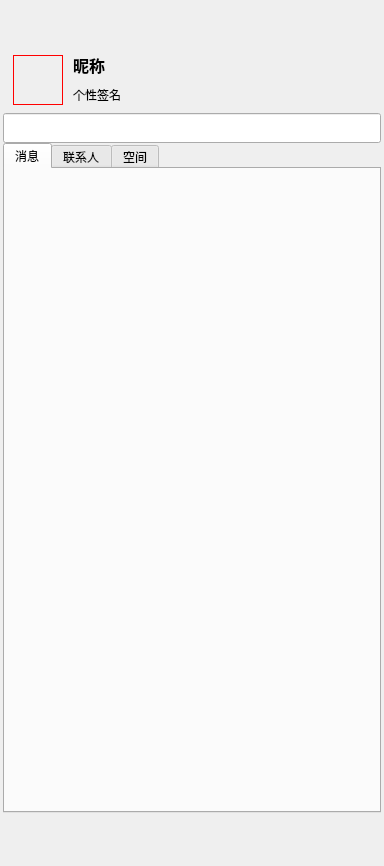
Before: the Qt Designer form MainWidget.ui in NoHearting/MySelfQQ_v2, drawn with Qt 5.
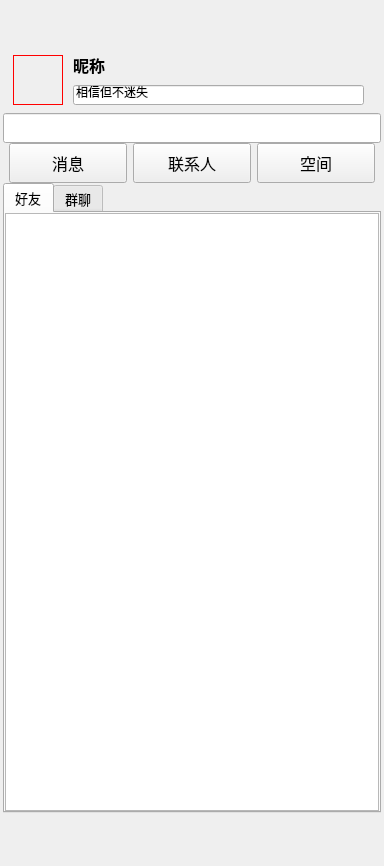
After: the same form once the commit is applied. Icons and pictures are not drawn.

```diff
--- a/MainWidget.ui
+++ b/MainWidget.ui
@@ -232,31 +232,6 @@
              <string/>
             </property>
            </widget>
-           <widget class="QLabel" name="labelSignature">
-            <property name="geometry">
-             <rect>
-              <x>70</x>
-              <y>50</y>
-              <width>281</width>
-              <height>20</height>
-             </rect>
-            </property>
-            <property name="minimumSize">
-             <size>
-              <width>0</width>
-              <height>20</height>
-             </size>
-            </property>
-            <property name="maximumSize">
-             <size>
-              <width>16777215</width>
-              <height>20</height>
-             </size>
-            </property>
-            <property name="text">
-             <string>个性签名</string>
-            </property>
-           </widget>
            <widget class="QLabel" name="labelNickname">
             <property name="geometry">
              <rect>
@@ -295,6 +270,19 @@
              <string>昵称</string>
             </property>
            </widget>
+           <widget class="QLineEdit" name="lineEditSignature">
+            <property name="geometry">
+             <rect>
+              <x>70</x>
+              <y>50</y>
+              <width>291</width>
+              <height>20</height>
+             </rect>
+            </property>
+            <property name="text">
+             <string>相信但不迷失</string>
+            </property>
+           </widget>
           </widget>
          </item>
          <item row="2" column="0">
@@ -380,25 +368,292 @@
           <number>0</number>
          </property>
          <item row="0" column="0">
-          <widget class="QTabWidget" name="tabWidget">
-           <property name="currentIndex">
-            <number>0</number>
+          <widget class="QWidget" name="widgetMiddleTop" native="true">
+           <property name="sizePolicy">
+            <sizepolicy hsizetype="Preferred" vsizetype="Fixed">
+             <horstretch>0</horstretch>
+             <verstretch>0</verstretch>
+            </sizepolicy>
            </property>
-           <widget class="QWidget" name="tabMessage">
-            <attribute name="title">
-             <string>消息</string>
-            </attribute>
-           </widget>
-           <widget class="QWidget" name="tabLinkman">
-            <attribute name="title">
-             <string>联系人</string>
-            </attribute>
-           </widget>
-           <widget class="QWidget" name="tabSpace">
-            <attribute name="title">
-             <string>空间</string>
-            </attribute>
-           </widget>
+           <property name="minimumSize">
+            <size>
+             <width>0</width>
+             <height>40</height>
+            </size>
+           </property>
+           <property name="maximumSize">
+            <size>
+             <width>16777215</width>
+             <height>40</height>
+            </size>
+           </property>
+           <layout class="QGridLayout" name="gridLayout_6">
+            <property name="leftMargin">
+             <number>6</number>
+            </property>
+            <property name="topMargin">
+             <number>0</number>
+            </property>
+            <property name="rightMargin">
+             <number>6</number>
+            </property>
+            <property name="bottomMargin">
+             <number>0</number>
+            </property>
+            <property name="horizontalSpacing">
+             <number>6</number>
+            </property>
+            <property name="verticalSpacing">
+             <number>0</number>
+            </property>
+            <item row="0" column="0">
+             <widget class="QPushButton" name="pushButtonMessage">
+              <property name="minimumSize">
+               <size>
+                <width>0</width>
+                <height>40</height>
+               </size>
+              </property>
+              <property name="maximumSize">
+               <size>
+                <width>16777215</width>
+                <height>40</height>
+               </size>
+              </property>
+              <property name="font">
+               <font>
+                <family>微软雅黑</family>
+                <pointsize>12</pointsize>
+               </font>
+              </property>
+              <property name="text">
+               <string>消息</string>
+              </property>
+              <property name="checkable">
+               <bool>true</bool>
+              </property>
+              <property name="checked">
+               <bool>false</bool>
+              </property>
+              <property name="flat">
+               <bool>false</bool>
+              </property>
+             </widget>
+            </item>
+            <item row="0" column="1">
+             <widget class="QPushButton" name="pushButtonLinkman">
+              <property name="minimumSize">
+               <size>
+                <width>0</width>
+                <height>40</height>
+               </size>
+              </property>
+              <property name="maximumSize">
+               <size>
+                <width>16777215</width>
+                <height>40</height>
+               </size>
+              </property>
+              <property name="font">
+               <font>
+                <family>微软雅黑</family>
+                <pointsize>12</pointsize>
+               </font>
+              </property>
+              <property name="text">
+               <string>联系人</string>
+              </property>
+              <property name="checkable">
+               <bool>true</bool>
+              </property>
+              <property name="autoDefault">
+               <bool>false</bool>
+              </property>
+              <property name="default">
+               <bool>false</bool>
+              </property>
+             </widget>
+            </item>
+            <item row="0" column="2">
+             <widget class="QPushButton" name="pushButtonSpace">
+              <property name="minimumSize">
+               <size>
+                <width>0</width>
+                <height>40</height>
+               </size>
+              </property>
+              <property name="maximumSize">
+               <size>
+                <width>16777215</width>
+                <height>40</height>
+               </size>
+              </property>
+              <property name="font">
+               <font>
+                <family>微软雅黑</family>
+                <pointsize>12</pointsize>
+               </font>
+              </property>
+              <property name="text">
+               <string>空间</string>
+              </property>
+              <property name="checkable">
+               <bool>true</bool>
+              </property>
+             </widget>
+            </item>
+           </layout>
+          </widget>
+         </item>
+         <item row="1" column="0">
+          <widget class="QWidget" name="widgetMiddleBottom" native="true">
+           <layout class="QGridLayout" name="gridLayout_7">
+            <property name="leftMargin">
+             <number>0</number>
+            </property>
+            <property name="topMargin">
+             <number>0</number>
+            </property>
+            <property name="rightMargin">
+             <number>0</number>
+            </property>
+            <property name="bottomMargin">
+             <number>0</number>
+            </property>
+            <property name="spacing">
+             <number>0</number>
+            </property>
+            <item row="0" column="0">
+             <widget class="QStackedWidget" name="stackedWidget">
+              <property name="currentIndex">
+               <number>1</number>
+              </property>
+              <widget class="QWidget" name="pageMessage">
+               <layout class="QGridLayout" name="gridLayout_8">
+                <property name="leftMargin">
+                 <number>0</number>
+                </property>
+                <property name="topMargin">
+                 <number>0</number>
+                </property>
+                <property name="rightMargin">
+                 <number>0</number>
+                </property>
+                <property name="bottomMargin">
+                 <number>0</number>
+                </property>
+                <property name="spacing">
+                 <number>0</number>
+                </property>
+                <item row="0" column="0">
+                 <widget class="QListWidget" name="listWidgetMessage"/>
+                </item>
+               </layout>
+              </widget>
+              <widget class="QWidget" name="pageLinkman">
+               <layout class="QGridLayout" name="gridLayout_9">
+                <property name="leftMargin">
+                 <number>0</number>
+                </property>
+                <property name="topMargin">
+                 <number>0</number>
+                </property>
+                <property name="rightMargin">
+                 <number>0</number>
+                </property>
+                <property name="bottomMargin">
+                 <number>0</number>
+                </property>
+                <property name="spacing">
+                 <number>0</number>
+                </property>
+                <item row="0" column="0">
+                 <widget class="QTabWidget" name="tabWidgetLinkman">
+                  <property name="font">
+                   <font>
+                    <family>微软雅黑</family>
+                    <pointsize>10</pointsize>
+                   </font>
+                  </property>
+                  <property name="currentIndex">
+                   <number>0</number>
+                  </property>
+                  <widget class="QWidget" name="tabFriend">
+                   <attribute name="title">
+                    <string>好友</string>
+                   </attribute>
+                   <layout class="QGridLayout" name="gridLayout_10">
+                    <property name="leftMargin">
+                     <number>0</number>
+                    </property>
+                    <property name="topMargin">
+                     <number>0</number>
+                    </property>
+                    <property name="rightMargin">
+                     <number>0</number>
+                    </property>
+                    <property name="bottomMargin">
+                     <number>0</number>
+                    </property>
+                    <property name="spacing">
+                     <number>0</number>
+                    </property>
+                    <item row="0" column="0">
+                     <widget class="QTreeWidget" name="treeWidgetFriend">
+                      <attribute name="headerVisible">
+                       <bool>false</bool>
+                      </attribute>
+                      <column>
+                       <property name="text">
+                        <string notr="true">1</string>
+                       </property>
+                      </column>
+                     </widget>
+                    </item>
+                   </layout>
+                  </widget>
+                  <widget class="QWidget" name="tabGroup">
+                   <attribute name="title">
+                    <string>群聊</string>
+                   </attribute>
+                   <layout class="QGridLayout" name="gridLayout_11">
+                    <property name="leftMargin">
+                     <number>0</number>
+                    </property>
+                    <property name="topMargin">
+                     <number>0</number>
+                    </property>
+                    <property name="rightMargin">
+                     <number>0</number>
+                    </property>
+                    <property name="bottomMargin">
+                     <number>0</number>
+                    </property>
+                    <property name="spacing">
+                     <number>0</number>
+                    </property>
+                    <item row="0" column="0">
+                     <widget class="QTreeWidget" name="treeWidgetGroup">
+                      <attribute name="headerVisible">
+                       <bool>false</bool>
+                      </attribute>
+                      <column>
+                       <property name="text">
+                        <string notr="true">1</string>
+                       </property>
+                      </column>
+                     </widget>
+                    </item>
+                   </layout>
+                  </widget>
+                 </widget>
+                </item>
+               </layout>
+              </widget>
+              <widget class="QWidget" name="pageSpace"/>
+             </widget>
+            </item>
+           </layout>
           </widget>
          </item>
         </layout>
```
